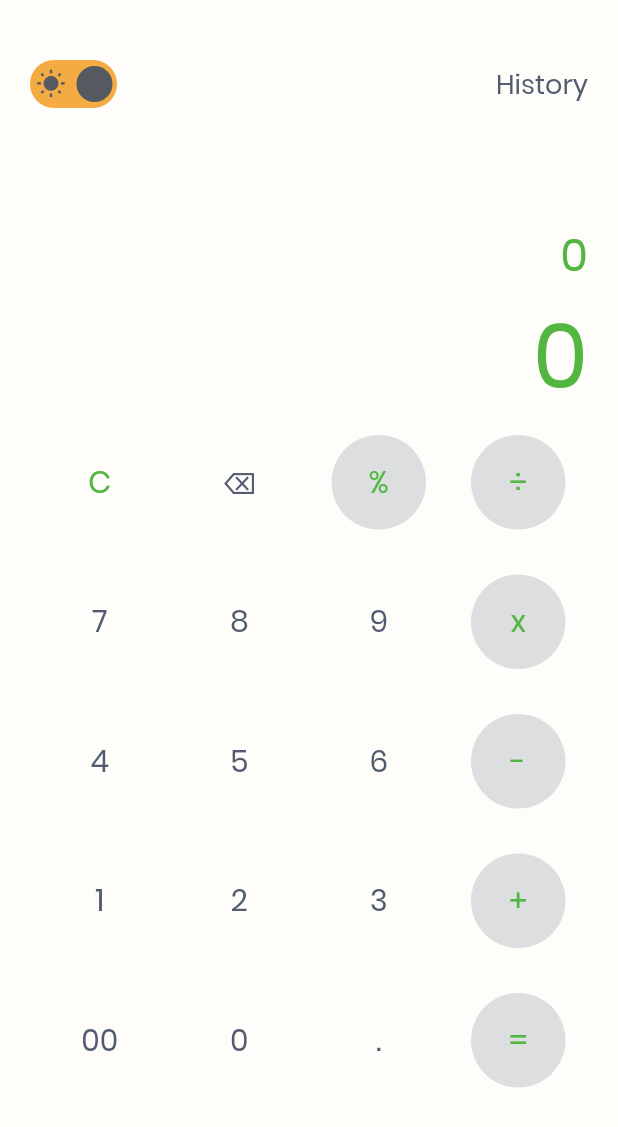
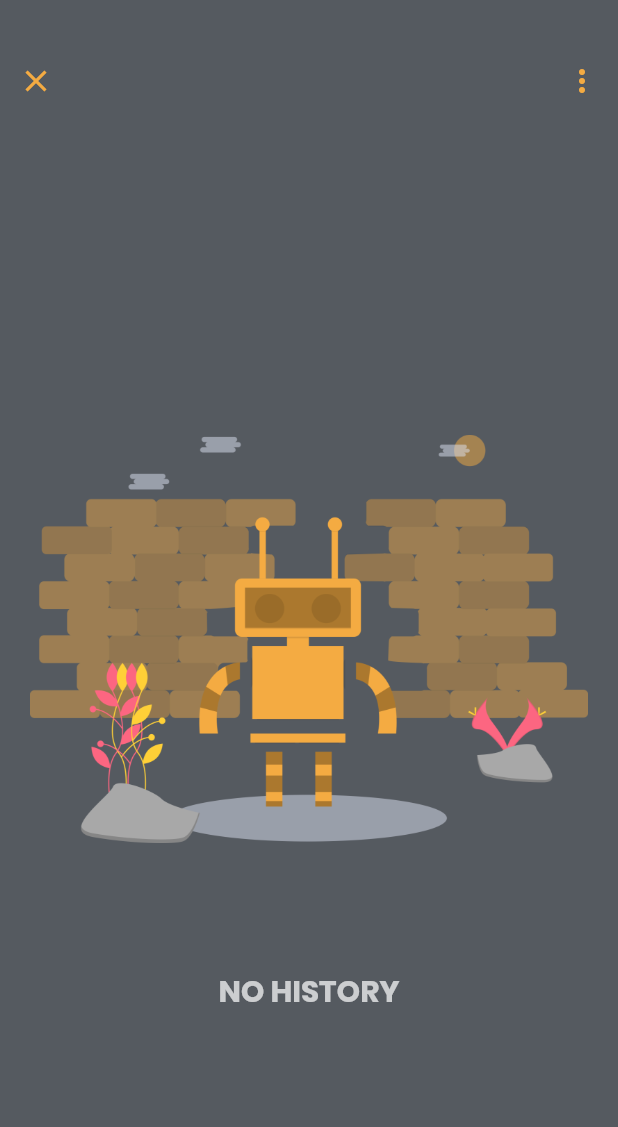
Before and after one commit to emrade/flutter-calculator, a Flutter app: the screen it shows after launch, after a tap on "History", on a phone screen of 412 x 824 dp. Shown: the top 1127 px of the screen. Run offline on Flutter 3.47's test engine with Material 2 defaults, Android fonts, the phone set to English and light mode, and no system bars; our stand-ins replace floor, math_expressions, shared_preferences, sqflite; accounts and stored records are empty; generated files the repository leaves out were written again.

Commit message:
History works

```diff
--- /dev/null
+++ b/lib/data/models/calculation.dart
@@ -0,0 +1,13 @@
+
+import 'package:floor/floor.dart';
+
+@Entity(tableName: 'calculations')
+class Calculation {
+  @PrimaryKey(autoGenerate: true)
+  int id;
+
+  final String equation;
+  final String result;
+
+  Calculation(this.equation, this.result);
+}
--- /dev/null
+++ b/lib/global_widgets/empty_state.dart
@@ -0,0 +1,50 @@
+import 'package:flutter/material.dart';
+import '../utils/utils.dart';
+
+class EmptyState extends StatelessWidget {
+  final String message;
+  final String image;
+  final double imageSize;
+  final double fontSize;
+  final FontWeight fontWeight;
+
+  const EmptyState({
+    Key key,
+    @required this.message,
+    this.image = AppImages.empty,
+    this.imageSize = 400.0,
+    this.fontSize = 20.0,
+    this.fontWeight = FontWeight.bold,
+  }) : super(key: key);
+  @override
+  Widget build(BuildContext context) {
+    return Container(
+      padding: EdgeInsets.symmetric(horizontal: 20.0),
+      child: Center(
+        child: Column(
+          crossAxisAlignment: CrossAxisAlignment.center,
+          mainAxisAlignment: MainAxisAlignment.center,
+          children: <Widget>[
+            Image.asset(
+              image,
+              height: imageSize,
+              fit: BoxFit.contain,
+            ),
+            SizedBox(
+              height: 20.0,
+            ),
+            Text(
+              message.toUpperCase(),
+              textAlign: TextAlign.center,
+              style: TextStyle(
+                color: Theme.of(context).textTheme.display1.color,
+                fontSize: fontSize,
+                fontWeight: fontWeight,
+              ),
+            )
+          ],
+        ),
+      ),
+    );
+  }
+}
--- /dev/null
+++ b/lib/global_widgets/loading_widget.dart
@@ -0,0 +1,12 @@
+import 'package:flutter/material.dart';
+
+class LoadingWidget extends StatelessWidget {
+  @override
+  Widget build(BuildContext context) {
+    return Container(
+      child: Center(
+        child: CircularProgressIndicator(),
+      ),
+    );
+  }
+}
--- a/lib/router.dart
+++ b/lib/router.dart
@@ -1,13 +1,20 @@
+import 'package:calculator/views/history/history.dart';
 import 'package:calculator/views/home/home.dart';
 import 'package:flutter/material.dart';
 
 const String homeViewRoute = '/';
+const String historyViewRoute = 'history';
 
 Route<dynamic> generateRoute(RouteSettings settings) {
   switch (settings.name) {
     case homeViewRoute:
       return MaterialPageRoute(builder: (_) => HomePage());
       break;
+
+    case historyViewRoute:
+      return MaterialPageRoute(builder: (_) => HistoryPage());
+      break;
+
     default:
       return MaterialPageRoute(builder: (_) => HomePage());
   }
--- a/lib/theme.dart
+++ b/lib/theme.dart
@@ -2,17 +2,6 @@ import 'package:flutter/material.dart';
 import 'package:shared_preferences/shared_preferences.dart';
 import 'utils/colors.dart';
 import 'utils/utils.dart';
-
-ThemeData buildThemeData() {
-  final baseTheme = ThemeData(fontFamily: AppFonts.primaryFont);
-
-  return baseTheme.copyWith(
-    primaryColor: CustomColors.primaryColor,
-    appBarTheme: AppBarTheme(
-      elevation: 0,
-    ),
-  );
-}
 
 ThemeData lightTheme = ThemeData(
   brightness: Brightness.light,
@@ -28,13 +17,11 @@ ThemeData darkTheme = ThemeData(
   accentColor: Colors.pink,
   scaffoldBackgroundColor: Color(0xFF555A60),
   fontFamily: AppFonts.primaryFont,
-  textTheme: TextTheme(
-    body1: TextStyle(color: CustomColors.primaryColor),
-    body2: TextStyle(color: CustomColors.primaryColor),
-    title: TextStyle(color: CustomColors.primaryColor),
-    display1: TextStyle(color: CustomColors.primaryColor),
-  ),
+  iconTheme: IconThemeData(
+    color: CustomColors.primaryColor
+  )
 );
+
 
 class ThemeChanger with ChangeNotifier {
   final String _key = "theme_preference";
@@ -43,7 +30,7 @@ class ThemeChanger with ChangeNotifier {
   bool get isDarkTheme => _isDarkTheme;
 
   ThemeChanger() {
-    _isDarkTheme = false;
+    _isDarkTheme = true;
     _loadTheme();
   }
 
@@ -59,7 +46,7 @@ class ThemeChanger with ChangeNotifier {
 
   _loadTheme() async {
     await _initPrefs();
-    _isDarkTheme = _prefs.getBool(_key) ?? false;
+    _isDarkTheme = _prefs.getBool(_key) ?? true;
     notifyListeners();
   }
 
--- a/lib/utils/colors.dart
+++ b/lib/utils/colors.dart
@@ -1,7 +1,7 @@
 import 'package:flutter/material.dart';
 
 class CustomColors {
-  static const primaryColor = const Color(0xFF52B640);
+  static const primaryColor = const Color(0xFFF4AB42);
   static const primaryLightColor = const Color(0xFFDCDDDF);
   static const primaryDarkColor = const Color(0xFF515C6F);
 
--- a/lib/utils/utils.dart
+++ b/lib/utils/utils.dart
@@ -17,4 +17,5 @@ class AppFunctions {
 
 class AppImages {
   static const logo = 'assets/images/logo.png';
+  static const empty = 'assets/images/empty.png';
 }
--- a/lib/view_models/home.vm.dart
+++ b/lib/view_models/home.vm.dart
@@ -1,7 +1,19 @@
+import 'package:calculator/data/database.dart';
+import 'package:calculator/data/models/calculation.dart';
 import 'package:flutter/foundation.dart';
 import 'package:math_expressions/math_expressions.dart';
 
 class HomeViewModel with ChangeNotifier {
+  var _database;
+  HomeViewModel() {
+    initDB();
+  }
+
+  void initDB() async {
+    _database =
+        await $FloorAppDatabase.databaseBuilder('app_database.db').build();
+  }
+
   List<String> _buttons = [
     'C',
     '⌫',
@@ -55,7 +67,15 @@ class HomeViewModel with ChangeNotifier {
     return false;
   }
 
+  bool isOperand(String val) {
+    if (val == '÷' || val == 'x' || val == '-' || val == '+') {
+      return true;
+    }
+    return false;
+  }
+
   void buttonPressed(String buttonText) {
+    var lastChar = _equation.substring(_equation.length - 1);
     if (buttonText == "C") {
       _equation = "0";
       _result = "0";
@@ -73,22 +93,23 @@ class HomeViewModel with ChangeNotifier {
     } else if (buttonText == "=") {
       solveEquation();
     } else if (buttonText == ".") {
-      var lastChar = _equation.substring(_equation.length - 1);
-
       if (lastChar != ".") {
         var arr = _equation.replaceAll(new RegExp(r'[-+÷x]'), 'i').split('i');
-        if(!arr.last.contains(".")){
-           _equation += buttonText;
+        if (!arr.last.contains(".")) {
+          _equation += buttonText;
         }
+      }
+    } else if (isOperand(buttonText)) {
+      if (!isOperand(lastChar)) {
+        _equation += buttonText;
       }
     } else {
       if (_equation == "0") {
         _equation = buttonText;
       } else {
-        _equation = _equation + buttonText;
+        _equation += buttonText;
       }
 
-      var lastChar = _equation.substring(_equation.length - 1);
       if (!isOperator2(lastChar)) {
         // solveEquation();
       }
@@ -115,6 +136,9 @@ class HomeViewModel with ChangeNotifier {
       _result = answerString.length >= 9
           ? answer.toStringAsExponential(2)
           : answer.toString();
+
+      // Save to history
+      saveCalc(_equation, _result);
     } catch (e) {
       _result = "Error";
     }
@@ -141,4 +165,18 @@ class HomeViewModel with ChangeNotifier {
     }
     return result;
   }
+
+  Stream<List<Calculation>> getHistory() {
+    return _database.calculationDao.indexStream();
+  }
+
+  saveCalc(equation, result) async {
+    Calculation calc = new Calculation(equation, result);
+    await _database.calculationDao.save(calc);
+  }
+
+  clearHistory() async {
+    await _database.calculationDao.clear();
+    notifyListeners();
+  }
 }
--- /dev/null
+++ b/lib/views/history/history.dart
@@ -0,0 +1,94 @@
+import 'package:calculator/data/models/calculation.dart';
+import 'package:calculator/global_widgets/empty_state.dart';
+import 'package:calculator/global_widgets/loading_widget.dart';
+import 'package:calculator/view_models/home.vm.dart';
+import 'package:flutter/material.dart';
+import 'package:provider/provider.dart';
+
+class HistoryPage extends StatelessWidget {
+  @override
+  Widget build(BuildContext context) {
+    final model = Provider.of<HomeViewModel>(context);
+
+    final top = Container(
+      padding: EdgeInsets.only(top: 30.0),
+      child: Row(
+        mainAxisAlignment: MainAxisAlignment.spaceBetween,
+        children: <Widget>[
+          IconButton(
+            icon: Icon(
+              Icons.close,
+            ),
+            onPressed: () => Navigator.of(context).pop(),
+          ),
+          PopupMenuButton(
+            itemBuilder: (BuildContext context) {
+              return [
+                PopupMenuItem(child: Text('Clear History'), value: 'cls'),
+              ];
+            },
+            onSelected: (String choice) {
+              if (choice == 'cls') {
+                model.clearHistory();
+              }
+            },
+          )
+        ],
+      ),
+    );
+
+    final body = Expanded(
+      child: StreamBuilder<List<Calculation>>(
+        stream: model.getHistory(),
+        builder: (
+          BuildContext context,
+          AsyncSnapshot<List<Calculation>> snapshot,
+        ) {
+          if (snapshot.data != null) {
+            if (snapshot.data.isNotEmpty) {
+              List<Calculation> calculations = snapshot.data;
+              return ListView.builder(
+                itemBuilder: (BuildContext context, int index) {
+                  return historyView(calculations[index]);
+                },
+                itemCount: calculations.length,
+              );
+            } else {
+              return EmptyState(
+                message: "No History",
+              );
+            }
+          } else {
+            return LoadingWidget();
+          }
+        },
+      ),
+    );
+
+    return Scaffold(
+      body: Column(children: <Widget>[top, body]),
+    );
+  }
+
+  Widget historyView(Calculation calculation) {
+    return Container(
+      margin: EdgeInsets.only(bottom: 50.0),
+      padding: EdgeInsets.only(right: 20.0, left: 20.0),
+      child: Column(
+        crossAxisAlignment: CrossAxisAlignment.end,
+        children: [
+          Text(
+            calculation.equation,
+            style: TextStyle(
+              fontSize: 20.0,
+            ),
+          ),
+          Text(
+            "= ${calculation.result}",
+            style: TextStyle(color: Colors.grey, fontSize: 30.0),
+          ),
+        ],
+      ),
+    );
+  }
+}
--- a/lib/views/home/home.dart
+++ b/lib/views/home/home.dart
@@ -5,6 +5,7 @@ import 'package:calculator/view_models/home.vm.dart';
 import 'package:flutter/material.dart';
 import 'package:provider/provider.dart';
 
+import '../../router.dart' as router;
 import '../../theme.dart';
 
 class HomePage extends StatelessWidget {
@@ -22,7 +23,7 @@ class HomePage extends StatelessWidget {
     );
 
     final historyBtn = GestureDetector(
-      onTap: () {},
+      onTap: () => Navigator.of(context).pushNamed(router.historyViewRoute),
       child: Text(
         "History",
         style: TextStyle(
```
Also changed, not shown: lib/data/dao/calculation_dao.dart (added, +17 -0 lines), lib/data/database.dart (added, +14 -0 lines), pubspec.yaml (+5 -3 lines), assets/images/empty.png (added), assets/images/empty1.png (added), lib/data/database.g.dart (added), pubspec.lock.
